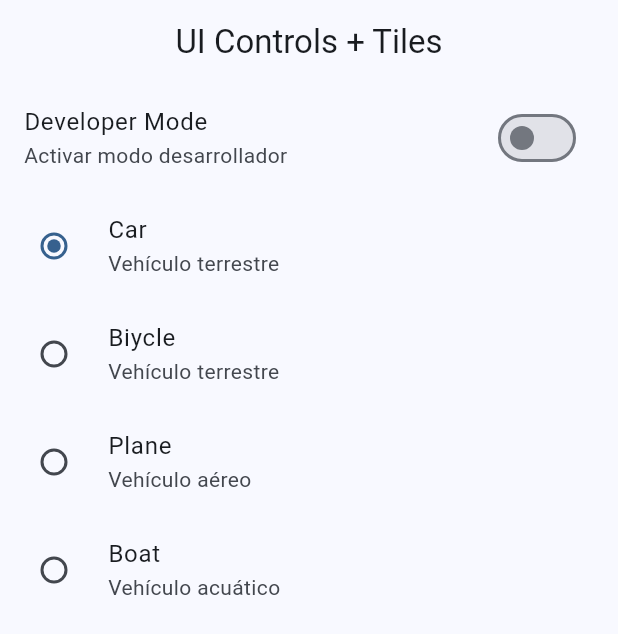
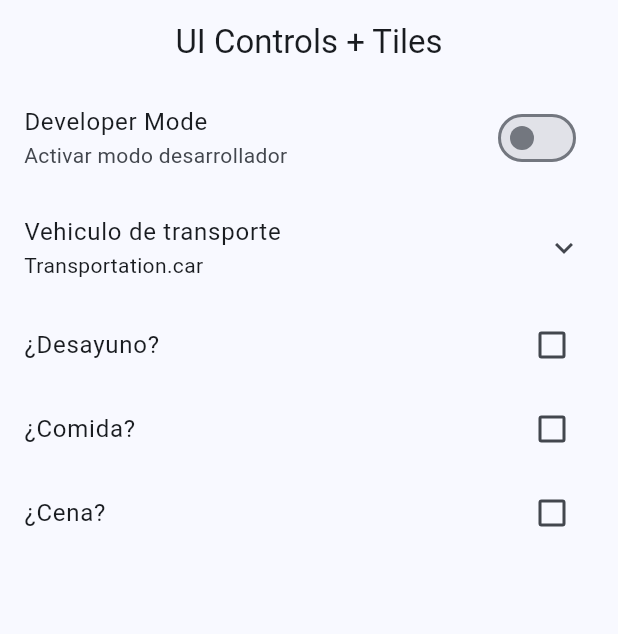
Before and after one commit to OmarACY/widgets_app, a Flutter app: the UiControlsScreen screen opened by its route, on a phone screen of 412 x 824 dp. Shown: the top 634 px of the screen. Run offline on Flutter 3.47's test engine with Material 3 defaults, Android fonts, the phone set to English and light mode, and no system bars; our stand-ins replace go_router.

```diff
--- a/lib/presentation/screens/ui_controls/ui_controls_screen.dart
+++ b/lib/presentation/screens/ui_controls/ui_controls_screen.dart
@@ -26,9 +26,11 @@ class _UiControlsView extends StatefulWidget {
 enum Transportation { car, bike, plane, boat }
 
 class _UiControlsViewState extends State<_UiControlsView> {
-
   bool isDeveloperMode = false;
   Transportation selectedTransportation = Transportation.car;
+  bool wantsBreakfast = false;
+  bool wantsLunch = false;
+  bool wantsDinner = false;
 
   @override
   Widget build(BuildContext context) {
@@ -39,8 +41,13 @@ class _UiControlsViewState extends State<_UiControlsView> {
           title: const Text('Developer Mode'),
           subtitle: const Text('Activar modo desarrollador'),
           value: isDeveloperMode,
-          onChanged: (value) => setState(() => isDeveloperMode = !isDeveloperMode),
+          onChanged: (value) =>
+              setState(() => isDeveloperMode = !isDeveloperMode),
         ),
+        ExpansionTile(
+          title: const Text('Vehiculo de transporte'),
+          subtitle: Text('$selectedTransportation'),
+          children: [
             RadioListTile(
                 title: const Text('Car'),
                 subtitle: const Text('Vehículo terrestre'),
@@ -74,6 +81,23 @@ class _UiControlsViewState extends State<_UiControlsView> {
                       selectedTransportation = Transportation.boat;
                     })),
           ],
+        ),
+        CheckboxListTile(
+          title: const Text('¿Desayuno?'),
+          value: wantsBreakfast,
+          onChanged: (value) => setState(() => wantsBreakfast = !wantsBreakfast)
+        ),
+        CheckboxListTile(
+          title: const Text('¿Comida?'),
+          value: wantsLunch,
+          onChanged: (value) => setState(() => wantsLunch = !wantsLunch)
+        ),
+        CheckboxListTile(
+          title: const Text('¿Cena?'),
+          value: wantsDinner,
+          onChanged: (value) => setState(() => wantsDinner = !wantsDinner)
+        ),
+      ],
     );
   }
 }
```
Lines whose indentation alone changed are shown as unchanged.
